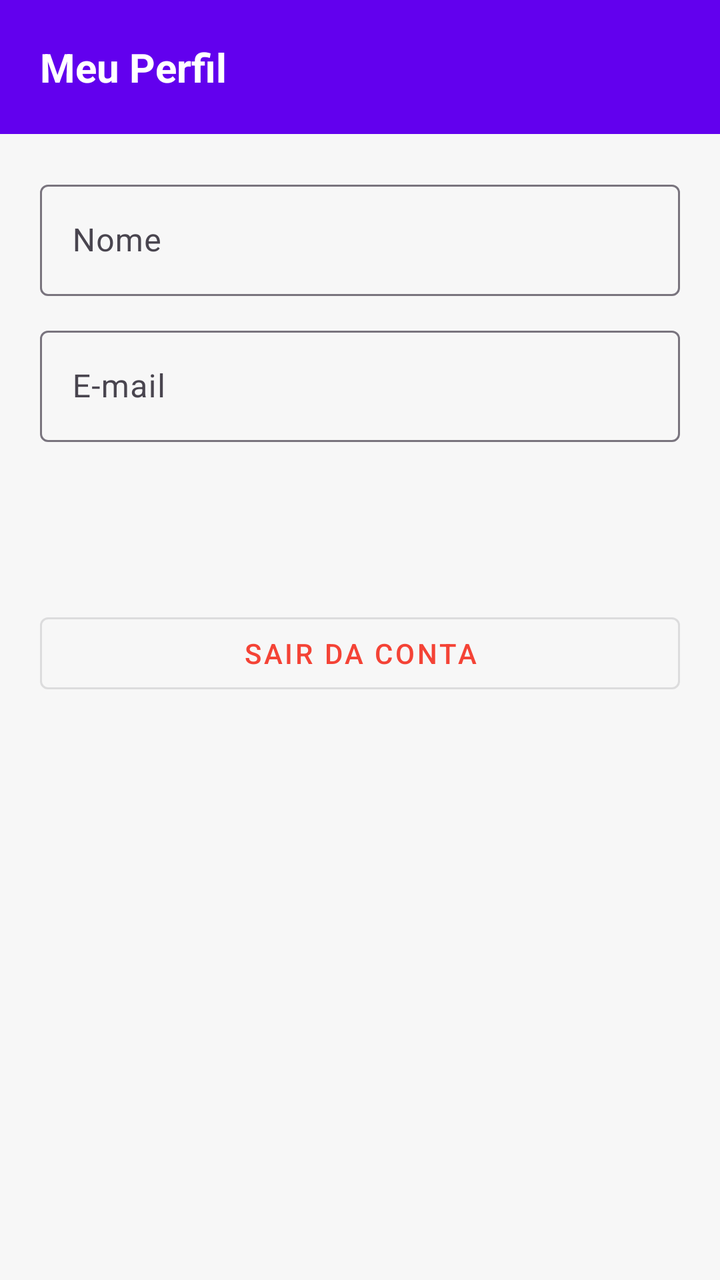
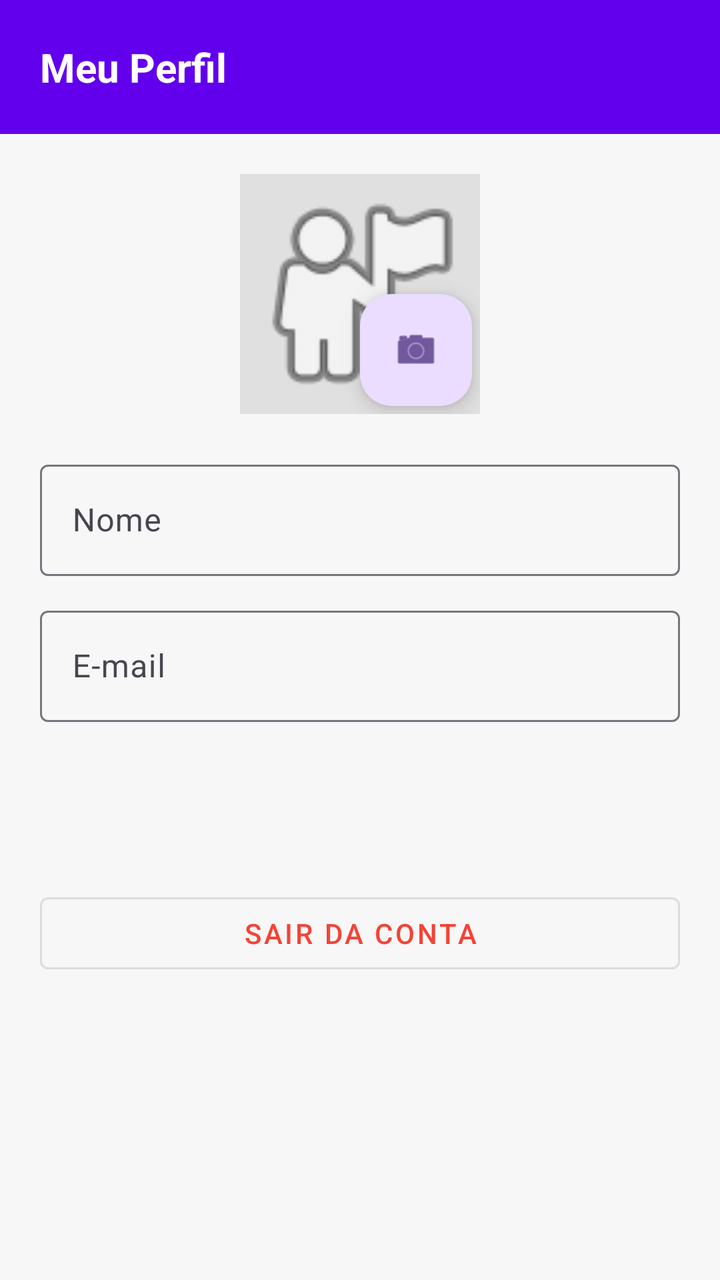

Two renders of the same Android screen: before a commit and after it. Below are the layout's source before the change and the commit's diff.
<!-- AndroidManifest.xml: application theme Theme.MeuFreela -->
<!-- res/layout/activity_perfil.xml -->
<?xml version="1.0" encoding="utf-8"?>
<LinearLayout xmlns:android="http://schemas.android.com/apk/res/android"
    android:layout_width="match_parent"
    android:layout_height="match_parent"
    android:orientation="vertical"
    android:background="#F7F7F7">

    <TextView
        android:layout_width="match_parent"
        android:layout_height="wrap_content"
        android:background="#6200EE"
        android:padding="20dp"
        android:text="Meu Perfil"
        android:textColor="#FFFFFF"
        android:textSize="20sp"
        android:textStyle="bold" />

    <LinearLayout
        android:layout_width="match_parent"
        android:layout_height="wrap_content"
        android:orientation="vertical"
        android:padding="20dp">

        <com.google.android.material.textfield.TextInputLayout
            android:layout_width="match_parent"
            android:layout_height="wrap_content"
            android:hint="Nome">

            <com.google.android.material.textfield.TextInputEditText
                android:id="@+id/editNome"
                android:layout_width="match_parent"
                android:layout_height="wrap_content"
                android:enabled="false" />
        </com.google.android.material.textfield.TextInputLayout>

        <com.google.android.material.textfield.TextInputLayout
            android:layout_width="match_parent"
            android:layout_height="wrap_content"
            android:layout_marginTop="12dp"
            android:hint="E-mail">

            <com.google.android.material.textfield.TextInputEditText
                android:id="@+id/editEmail"
                android:layout_width="match_parent"
                android:layout_height="wrap_content"
                android:enabled="false" />
        </com.google.android.material.textfield.TextInputLayout>

        <TextView
            android:id="@+id/textTipo"
            android:layout_width="wrap_content"
            android:layout_height="wrap_content"
            android:layout_marginTop="20dp"
            android:textSize="16sp"
            android:textStyle="bold" />

        <TextView
            android:id="@+id/textVerificado"
            android:layout_width="wrap_content"
            android:layout_height="wrap_content"
            android:layout_marginTop="8dp"
            android:text="✓ Conta verificada"
            android:textColor="#4CAF50"
            android:visibility="gone" />

        <com.google.android.material.button.MaterialButton
            android:id="@+id/botaoTornarFreelancer"
            android:layout_width="match_parent"
            android:layout_height="wrap_content"
            android:layout_marginTop="16dp"
            android:text="🔧 Quero oferecer serviços"
            android:visibility="gone" />

        <com.google.android.material.button.MaterialButton
            android:id="@+id/botaoTornarCliente"
            android:layout_width="match_parent"
            android:layout_height="wrap_content"
            android:layout_marginTop="16dp"
            android:text="🛒 Quero contratar serviços"
            android:visibility="gone" />

        <com.google.android.material.button.MaterialButton
            android:id="@+id/botaoSair"
            style="@style/Widget.MaterialComponents.Button.OutlinedButton"
            android:layout_width="match_parent"
            android:layout_height="wrap_content"
            android:layout_marginTop="40dp"
            android:text="Sair da conta"
            android:textColor="#F44336" />
    </LinearLayout>
</LinearLayout>
<!-- resources referenced by this layout -->
<resources>
  <style name="Theme.MeuFreela" parent="Base.Theme.MeuFreela" />
  <style name="Base.Theme.MeuFreela" parent="Theme.Material3.DayNight.NoActionBar">
          
          
      </style>
</resources>

<!-- the commit's change to res/layout/activity_perfil.xml (unified diff, before → after) -->
@@ -15,77 +15,118 @@
         android:textSize="20sp"
         android:textStyle="bold" />
 
-    <LinearLayout
+    <ScrollView
         android:layout_width="match_parent"
-        android:layout_height="wrap_content"
-        android:orientation="vertical"
-        android:padding="20dp">
+        android:layout_height="0dp"
+        android:layout_weight="1">
 
-        <com.google.android.material.textfield.TextInputLayout
+        <LinearLayout
             android:layout_width="match_parent"
             android:layout_height="wrap_content"
-            android:hint="Nome">
+            android:orientation="vertical"
+            android:padding="20dp">
 
-            <com.google.android.material.textfield.TextInputEditText
-                android:id="@+id/editNome"
+            
+            <FrameLayout
+                android:layout_width="wrap_content"
+                android:layout_height="wrap_content"
+                android:layout_gravity="center_horizontal">
+
+                <ImageView
+                    android:id="@+id/imageFoto"
+                    android:layout_width="120dp"
+                    android:layout_height="120dp"
+                    android:background="#E0E0E0"
+                    android:contentDescription="Foto de perfil"
+                    android:scaleType="centerCrop"
+                    android:src="@android:drawable/ic_menu_myplaces" />
+
+                <com.google.android.material.floatingactionbutton.FloatingActionButton
+                    android:id="@+id/botaoEscolherFoto"
+                    android:layout_width="wrap_content"
+                    android:layout_height="wrap_content"
+                    android:layout_gravity="bottom|end"
+                    android:layout_margin="4dp"
+                    android:contentDescription="Trocar foto"
+                    android:src="@android:drawable/ic_menu_camera" />
+            </FrameLayout>
+
+            <ProgressBar
+                android:id="@+id/progressFoto"
+                android:layout_width="wrap_content"
+                android:layout_height="wrap_content"
+                android:layout_gravity="center_horizontal"
+                android:layout_marginTop="8dp"
+                android:visibility="gone" />
+
+            
+            <com.google.android.material.textfield.TextInputLayout
                 android:layout_width="match_parent"
                 android:layout_height="wrap_content"
-                android:enabled="false" />
-        </com.google.android.material.textfield.TextInputLayout>
+                android:layout_marginTop="20dp"
+                android:hint="Nome">
 
-        <com.google.android.material.textfield.TextInputLayout
-            android:layout_width="match_parent"
-            android:layout_height="wrap_content"
-            android:layout_marginTop="12dp"
-            android:hint="E-mail">
+                <com.google.android.material.textfield.TextInputEditText
+                    android:id="@+id/editNome"
+                    android:layout_width="match_parent"
+                    android:layout_height="wrap_content"
+                    android:enabled="false" />
+            </com.google.android.material.textfield.TextInputLayout>
 
-            <com.google.android.material.textfield.TextInputEditText
-                android:id="@+id/editEmail"
+            <com.google.android.material.textfield.TextInputLayout
                 android:layout_width="match_parent"
                 android:layout_height="wrap_content"
-                android:enabled="false" />
-        </com.google.android.material.textfield.TextInputLayout>
+                android:layout_marginTop="12dp"
+                android:hint="E-mail">
 
-        <TextView
-            android:id="@+id/textTipo"
-            android:layout_width="wrap_content"
-            android:layout_height="wrap_content"
-            android:layout_marginTop="20dp"
-            android:textSize="16sp"
-            android:textStyle="bold" />
+                <com.google.android.material.textfield.TextInputEditText
+                    android:id="@+id/editEmail"
+                    android:layout_width="match_parent"
+                    android:layout_height="wrap_content"
+                    android:enabled="false" />
+            </com.google.android.material.textfield.TextInputLayout>
 
-        <TextView
-            android:id="@+id/textVerificado"
-            android:layout_width="wrap_content"
-            android:layout_height="wrap_content"
-            android:layout_marginTop="8dp"
-            android:text="✓ Conta verificada"
-            android:textColor="#4CAF50"
-            android:visibility="gone" />
+            <TextView
+                android:id="@+id/textTipo"
+                android:layout_width="wrap_content"
+                android:layout_height="wrap_content"
+                android:layout_marginTop="20dp"
+                android:textSize="16sp"
+                android:textStyle="bold" />
 
-        <com.google.android.material.button.MaterialButton
-            android:id="@+id/botaoTornarFreelancer"
-            android:layout_width="match_parent"
-            android:layout_height="wrap_content"
-            android:layout_marginTop="16dp"
-            android:text="🔧 Quero oferecer serviços"
-            android:visibility="gone" />
+            <TextView
+                android:id="@+id/textVerificado"
+                android:layout_width="wrap_content"
+                android:layout_height="wrap_content"
+                android:layout_marginTop="8dp"
+                android:text="✓ Conta verificada"
+                android:textColor="#4CAF50"
+                android:visibility="gone" />
 
-        <com.google.android.material.button.MaterialButton
-            android:id="@+id/botaoTornarCliente"
-            android:layout_width="match_parent"
-            android:layout_height="wrap_content"
-            android:layout_marginTop="16dp"
-            android:text="🛒 Quero contratar serviços"
-            android:visibility="gone" />
+            <com.google.android.material.button.MaterialButton
+                android:id="@+id/botaoTornarFreelancer"
+                android:layout_width="match_parent"
+                android:layout_height="wrap_content"
+                android:layout_marginTop="16dp"
+                android:text="🔧 Quero oferecer serviços"
+                android:visibility="gone" />
 
-        <com.google.android.material.button.MaterialButton
-            android:id="@+id/botaoSair"
-            style="@style/Widget.MaterialComponents.Button.OutlinedButton"
-            android:layout_width="match_parent"
-            android:layout_height="wrap_content"
-            android:layout_marginTop="40dp"
-            android:text="Sair da conta"
-            android:textColor="#F44336" />
-    </LinearLayout>
+            <com.google.android.material.button.MaterialButton
+                android:id="@+id/botaoTornarCliente"
+                android:layout_width="match_parent"
+                android:layout_height="wrap_content"
+                android:layout_marginTop="16dp"
+                android:text="🛒 Quero contratar serviços"
+                android:visibility="gone" />
+
+            <com.google.android.material.button.MaterialButton
+                android:id="@+id/botaoSair"
+                style="@style/Widget.MaterialComponents.Button.OutlinedButton"
+                android:layout_width="match_parent"
+                android:layout_height="wrap_content"
+                android:layout_marginTop="40dp"
+                android:text="Sair da conta"
+                android:textColor="#F44336" />
+        </LinearLayout>
+    </ScrollView>
 </LinearLayout>
